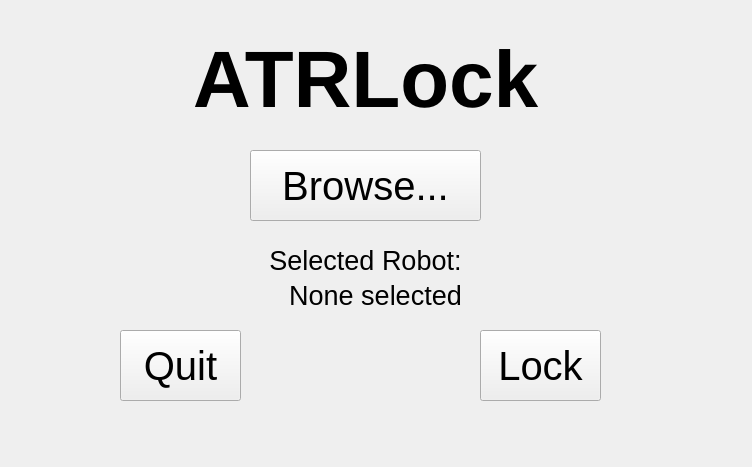
Before: the Qt Designer form ATRLOCK/ATRLock-test-gui/mainwindow.ui in conor888/CS370-ATRobots, drawn with Qt 5.
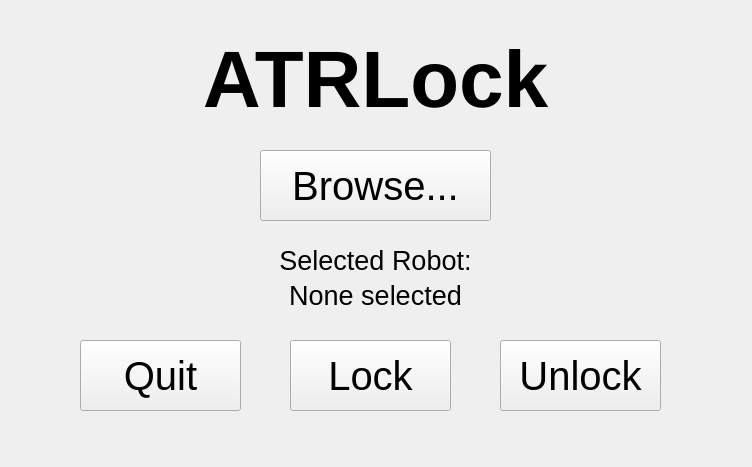
After: the same form once the commit is applied.

Commit message: Add unlock button

Diff of the .ui file:
```diff
--- a/ATRLOCK/ATRLock-test-gui/mainwindow.ui
+++ b/ATRLOCK/ATRLock-test-gui/mainwindow.ui
@@ -26,9 +26,9 @@
    <widget class="QPushButton" name="pushButton">
     <property name="geometry">
      <rect>
-      <x>480</x>
-      <y>330</y>
-      <width>121</width>
+      <x>290</x>
+      <y>340</y>
+      <width>161</width>
       <height>71</height>
      </rect>
     </property>
@@ -44,9 +44,9 @@
    <widget class="QPushButton" name="pushButton_2">
     <property name="geometry">
      <rect>
-      <x>120</x>
-      <y>330</y>
-      <width>121</width>
+      <x>80</x>
+      <y>340</y>
+      <width>161</width>
       <height>71</height>
      </rect>
     </property>
@@ -65,9 +65,9 @@
    <widget class="QLabel" name="label">
     <property name="geometry">
      <rect>
-      <x>110</x>
+      <x>20</x>
       <y>30</y>
-      <width>511</width>
+      <width>711</width>
       <height>101</height>
      </rect>
     </property>
@@ -84,7 +84,7 @@
    <widget class="QPushButton" name="pushButton_3">
     <property name="geometry">
      <rect>
-      <x>250</x>
+      <x>260</x>
       <y>150</y>
       <width>231</width>
       <height>71</height>
@@ -102,9 +102,9 @@
    <widget class="QLabel" name="label_2">
     <property name="geometry">
      <rect>
-      <x>160</x>
+      <x>20</x>
       <y>240</y>
-      <width>411</width>
+      <width>711</width>
       <height>41</height>
      </rect>
     </property>
@@ -141,6 +141,24 @@
      <set>Qt::AlignHCenter|Qt::AlignTop</set>
     </property>
    </widget>
+   <widget class="QPushButton" name="pushButton_4">
+    <property name="geometry">
+     <rect>
+      <x>500</x>
+      <y>340</y>
+      <width>161</width>
+      <height>71</height>
+     </rect>
+    </property>
+    <property name="font">
+     <font>
+      <pointsize>30</pointsize>
+     </font>
+    </property>
+    <property name="text">
+     <string>Unlock</string>
+    </property>
+   </widget>
   </widget>
  </widget>
  <layoutdefault spacing="6" margin="11"/>
```
The commit also changes 2 other files.
